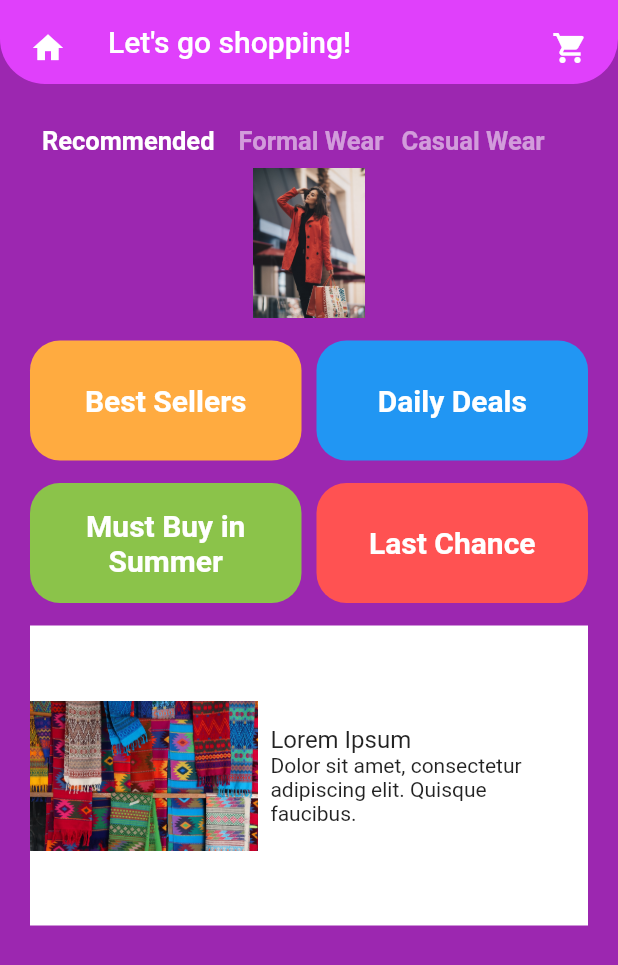
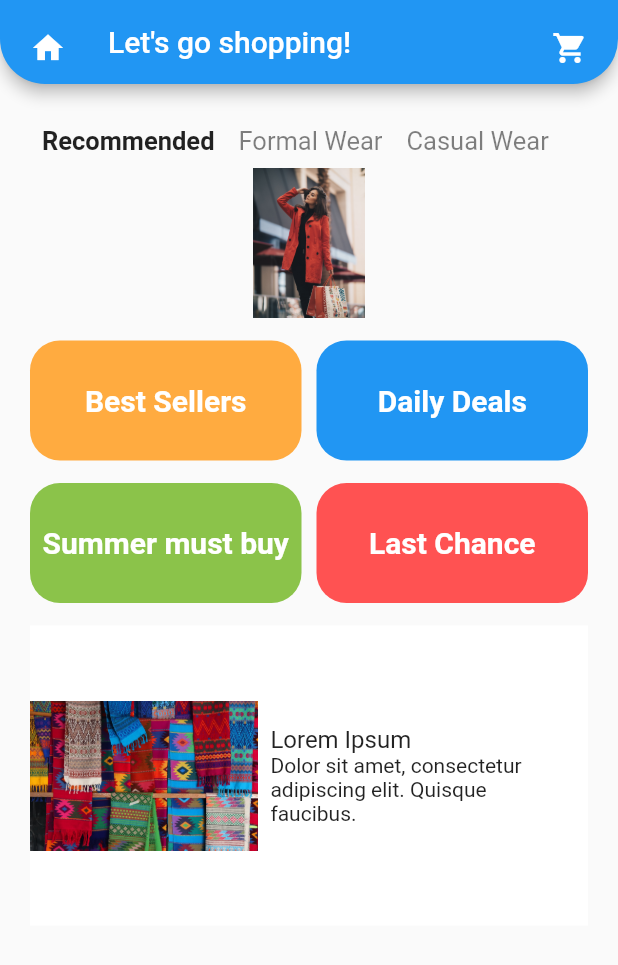
Before and after one commit to jarecsni/flutter_cookbook_examples, a Flutter app: the ECommerceScreen screen opened directly, on a phone screen of 412 x 824 dp. Shown: the top 965 px of the screen. Run offline on Flutter 3.47's test engine with Material 2 defaults, Android fonts, the phone set to English and light mode, and no system bars; our stand-ins replace google_fonts.

Commit message:
Theming (p195)

```diff
--- a/lib/chapter5/e_commerce_screen.dart
+++ b/lib/chapter5/e_commerce_screen.dart
@@ -6,27 +6,76 @@ class ECommerceScreen extends StatelessWidget {
   @override
   Widget build(BuildContext context) {
     return Scaffold(
-      backgroundColor: Colors.purple,
       appBar: _buildAppBar(),
       body: Padding(
         padding: const EdgeInsets.all(20.0),
         child: Column(
-          children: <Widget>[
-            _buildToggleBar(),
+          children: [
+            _buildToggleBar(context),
             SizedBox(
                 height: 100, child: Image.asset('assets/woman_shopping.jpg')),
             const DealButtons(),
-            _buildProductTitle(context),
+            _buildProductTile(context),
           ],
         ),
       ),
     );
   }
 
-  Container _buildProductTitle(BuildContext context) {
+  Widget _buildToggleBar(BuildContext context) {
+    return Row(
+      children: [
+        _buildToggleItem(context, 'Recommended', selected: true),
+        _buildToggleItem(context, 'Formal Wear'),
+        _buildToggleItem(context, 'Casual Wear'),
+      ],
+    );
+  }
+
+  Widget _buildToggleItem(BuildContext context, String text,
+      {bool selected = false}) {
+    return Padding(
+      padding: const EdgeInsets.all(8.0),
+      child: Text(
+        text,
+        style: TextStyle(
+          fontSize: 17,
+          color: selected
+              ? null
+              : Theme.of(context)
+                  .textTheme
+                  .titleMedium
+                  ?.color
+                  ?.withOpacity(0.5),
+          fontWeight: selected ? FontWeight.bold : null,
+        ),
+      ),
+    );
+  }
+
+  AppBar _buildAppBar() {
+    return AppBar(
+      shape: const RoundedRectangleBorder(
+          borderRadius: BorderRadius.vertical(bottom: Radius.circular(30))),
+      leading: const Padding(
+        padding: EdgeInsets.all(20.0),
+        child: Icon(Icons.home),
+      ),
+      title: const Text('Let\'s go shopping!'),
+      actions: const [
+        Padding(
+          padding: EdgeInsets.all(20.0),
+          child: Icon(Icons.shopping_cart),
+        )
+      ],
+    );
+  }
+}
+
+Widget _buildProductTile(BuildContext context) {
   return Container(
     height: 200,
-      color: Colors.white,
+    color: Theme.of(context).cardColor,
     child: Row(
       children: <Widget>[
         SizedBox(
@@ -48,7 +97,8 @@ class ECommerceScreen extends StatelessWidget {
                   style: Theme.of(context).textTheme.titleMedium,
                 ),
                 const Text(
-                      'Dolor sit amet, consectetur adipiscing elit. Quisque faucibus.')
+                  'Dolor sit amet, consectetur adipiscing elit. Quisque faucibus.',
+                )
               ],
             ),
           ),
@@ -58,71 +108,10 @@ class ECommerceScreen extends StatelessWidget {
   );
 }
 
-  Row _buildToggleBar() {
-    return const Row(
-      children: [
-        Padding(
-          padding: EdgeInsets.all(8.0),
-          child: Text(
-            'Recommended',
-            style: TextStyle(
-              color: Colors.white,
-              fontSize: 17,
-              fontWeight: FontWeight.bold,
-            ),
-          ),
-        ),
-        Padding(
-          padding: EdgeInsets.all(8.0),
-          child: Text(
-            'Formal Wear',
-            style: TextStyle(
-              color: Colors.white54,
-              fontSize: 17,
-              fontWeight: FontWeight.bold,
-            ),
-          ),
-        ),
-        Padding(
-          padding: EdgeInsets.all(4.0),
-          child: Text(
-            'Casual Wear',
-            style: TextStyle(
-              color: Colors.white54,
-              fontSize: 17,
-              fontWeight: FontWeight.bold,
-            ),
-          ),
-        ),
-      ],
-    );
-  }
-
-  AppBar _buildAppBar() {
-    return AppBar(
-      backgroundColor: Colors.purpleAccent,
-      shape: const RoundedRectangleBorder(
-          borderRadius: BorderRadius.vertical(bottom: Radius.circular(30))),
-      leading: const Padding(
-        padding: EdgeInsets.all(20.0),
-        child: Icon(Icons.home),
-      ),
-      title: const Text('Let\'s go shopping!'),
-      elevation: 0,
-      actions: const [
-        Padding(
-          padding: EdgeInsets.all(20.0),
-          child: Icon(Icons.shopping_cart),
-        )
-      ],
-    );
-  }
-}
-
 class DealButtons extends StatelessWidget {
   const DealButtons({
-    super.key,
-  });
+    Key? key,
+  }) : super(key: key);
 
   @override
   Widget build(BuildContext context) {
@@ -132,28 +121,28 @@ class DealButtons extends StatelessWidget {
         Row(
           children: [
             DealButton(
-              text: "Best Sellers",
+              text: 'Best Sellers',
               color: Colors.orangeAccent,
             ),
             SizedBox(width: 10),
             DealButton(
-              text: "Daily Deals",
+              text: 'Daily Deals',
               color: Colors.blue,
-            ),
+            )
           ],
         ),
         SizedBox(height: 15),
         Row(
           children: [
             DealButton(
-              text: "Must Buy in Summer",
+              text: 'Summer must buy',
               color: Colors.lightGreen,
             ),
             SizedBox(width: 10),
             DealButton(
-              text: "Last Chance",
+              text: 'Last Chance',
               color: Colors.redAccent,
-            ),
+            )
           ],
         ),
         SizedBox(height: 15),
@@ -165,6 +154,7 @@ class DealButtons extends StatelessWidget {
 class DealButton extends StatelessWidget {
   final String text;
   final Color color;
+
   const DealButton({
     required this.text,
     required this.color,
@@ -178,20 +168,15 @@ class DealButton extends StatelessWidget {
         height: 80,
         decoration: BoxDecoration(
             color: color, borderRadius: BorderRadius.circular(20)),
-        child: Padding(
-          padding: const EdgeInsets.all(10.0),
         child: Center(
             child: Text(
           text,
-              textAlign: TextAlign.center,
           style: const TextStyle(
             color: Colors.white,
             fontSize: 20.0,
             fontWeight: FontWeight.bold,
           ),
-            ),
-          ),
-        ),
+        )),
       ),
     );
   }
--- a/lib/chapter5/main.dart
+++ b/lib/chapter5/main.dart
@@ -11,7 +11,16 @@ class StaticApp extends StatelessWidget {
     return MaterialApp(
         title: "Flutter Demo",
         theme: ThemeData(
-          primarySwatch: Colors.blue,
+          brightness: Brightness.dark,
+          primarySwatch: Colors.green,
+          appBarTheme: AppBarTheme(
+            elevation: 10,
+            titleTextStyle: const TextTheme(
+                titleLarge: TextStyle(
+              fontFamily: 'LeckerliOne',
+              fontSize: 24,
+            )).titleLarge,
+          ),
         ),
         //home: const FlexScreen(),
         //home: const ProfileScreen());
```
Lines whose indentation alone changed are shown as unchanged.
